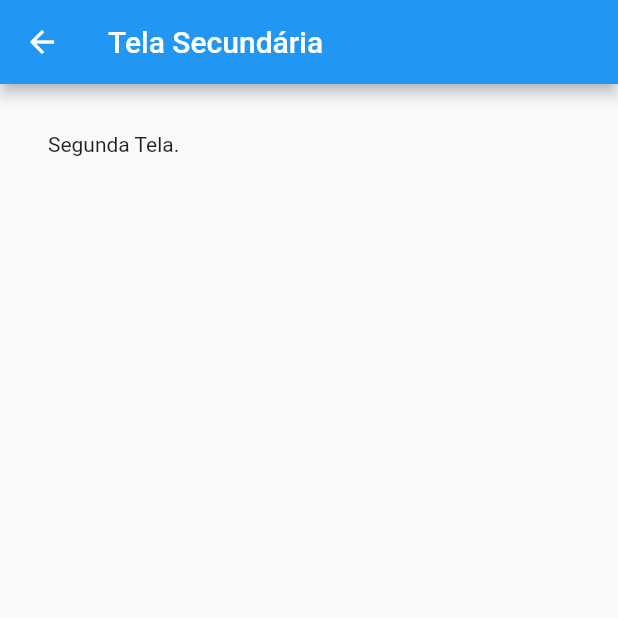
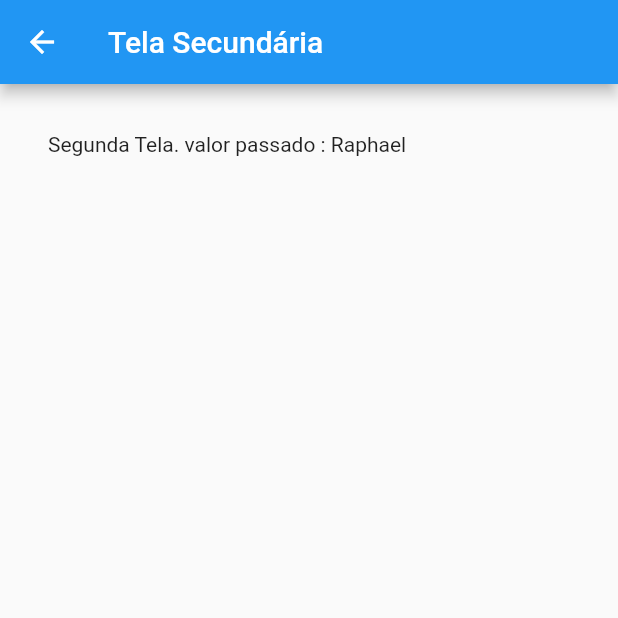
Before and after one commit to raphaelmoraes/navegacao_telas, a Flutter app: the screen it shows after launch, after a tap on "Ir para segunda tela", on a phone screen of 412 x 824 dp, the top half of it. Run offline on Flutter 3.47's test engine with Material 2 defaults, Android fonts, the phone set to English and light mode, and no system bars.

Commit message:
Passando dados entre telas

```diff
--- a/lib/TelaSecundaria.dart
+++ b/lib/TelaSecundaria.dart
@@ -1,7 +1,9 @@
 import 'package:flutter/material.dart';
 
 class TelaSecundaria extends StatefulWidget {
-  const TelaSecundaria({Key? key}) : super(key: key);
+  String valor;
+
+  TelaSecundaria(this.valor);
 
   @override
   _TelaSecundariaState createState() => _TelaSecundariaState();
@@ -19,7 +21,7 @@ class _TelaSecundariaState extends State<TelaSecundaria> {
         padding: EdgeInsets.all(32),
         child: Column(
           children: [
-            Text("Segunda Tela."),
+            Text("Segunda Tela. valor passado : ${widget.valor}"),
           ],
         ),
       ),
--- a/lib/main.dart
+++ b/lib/main.dart
@@ -31,7 +31,7 @@ class _TelaPrincipalState extends State<TelaPrincipal> {
                 Navigator.push(
                   context,
                   MaterialPageRoute(
-                    builder: (cotext) => TelaSecundaria(),
+                    builder: (cotext) => TelaSecundaria("Raphael"),
                   ),
                 );
               },
```
